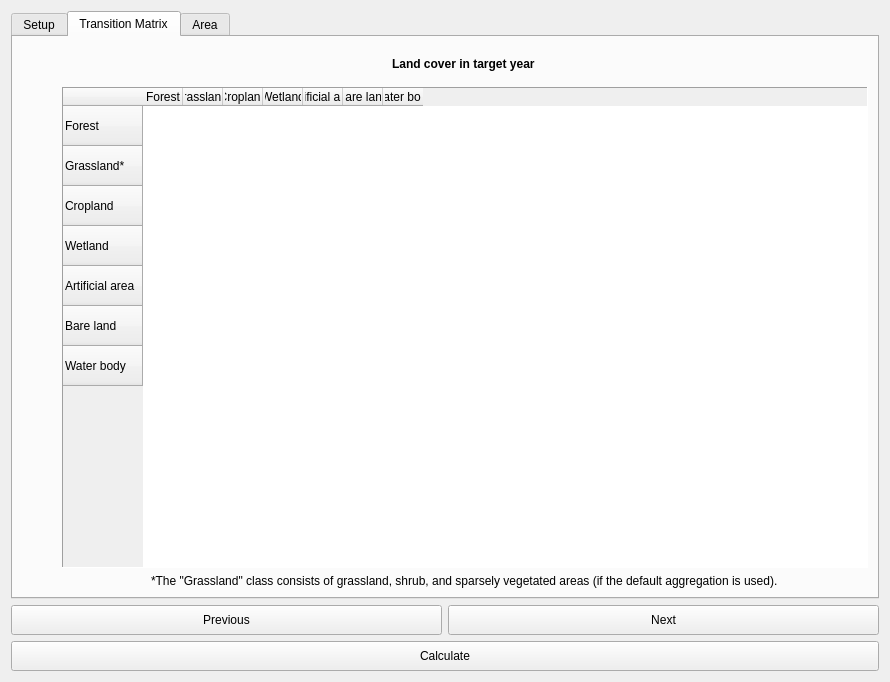
The window that LDMP/gui/DlgCalculateLC.ui (ConservationInternational/trends.earth) describes before a commit, drawn with Qt 5.
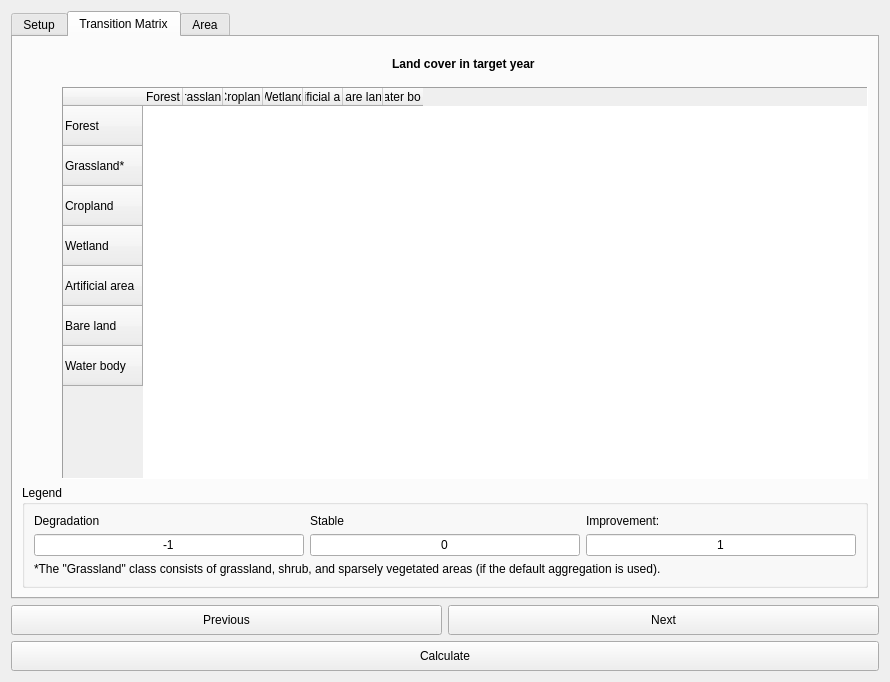
The same window after the commit. The open tabs and pages were chosen to show the change.

Commit message: Fix colorcoding of LC transitions and add legend.

Diff of the .ui file:
```diff
--- a/LDMP/gui/DlgCalculateLC.ui
+++ b/LDMP/gui/DlgCalculateLC.ui
@@ -435,13 +435,6 @@
       <layout class="QVBoxLayout" name="verticalLayout_4">
        <item>
         <layout class="QGridLayout" name="lc_trans_table_layout" rowminimumheight="0,0,0">
-         <item row="2" column="1" alignment="Qt::AlignHCenter">
-          <widget class="QLabel" name="label_5">
-           <property name="text">
-            <string>*The &quot;Grassland&quot; class consists of grassland, shrub, and sparsely vegetated areas (if the default aggregation is used).</string>
-           </property>
-          </widget>
-         </item>
          <item row="0" column="1" alignment="Qt::AlignHCenter">
           <widget class="QLabel" name="label_lc_target_year">
            <property name="sizePolicy">
@@ -959,6 +952,91 @@
          </property>
         </spacer>
        </item>
+       <item>
+        <widget class="QGroupBox" name="groupBox_2">
+         <property name="title">
+          <string>Legend</string>
+         </property>
+         <layout class="QGridLayout" name="gridLayout_5">
+          <item row="0" column="0">
+           <widget class="QLabel" name="label">
+            <property name="text">
+             <string>Degradation</string>
+            </property>
+           </widget>
+          </item>
+          <item row="0" column="2">
+           <widget class="QLabel" name="label_6">
+            <property name="text">
+             <string>Improvement:</string>
+            </property>
+           </widget>
+          </item>
+          <item row="1" column="0">
+           <widget class="QLineEdit" name="legend_deg">
+            <property name="text">
+             <string notr="true">-1</string>
+            </property>
+            <property name="alignment">
+             <set>Qt::AlignCenter</set>
+            </property>
+            <property name="readOnly">
+             <bool>true</bool>
+            </property>
+            <property name="placeholderText">
+             <string/>
+            </property>
+           </widget>
+          </item>
+          <item row="1" column="2">
+           <widget class="QLineEdit" name="legend_imp">
+            <property name="text">
+             <string notr="true">1</string>
+            </property>
+            <property name="alignment">
+             <set>Qt::AlignCenter</set>
+            </property>
+            <property name="readOnly">
+             <bool>true</bool>
+            </property>
+            <property name="placeholderText">
+             <string/>
+            </property>
+           </widget>
+          </item>
+          <item row="0" column="1">
+           <widget class="QLabel" name="label_7">
+            <property name="text">
+             <string>Stable</string>
+            </property>
+           </widget>
+          </item>
+          <item row="1" column="1">
+           <widget class="QLineEdit" name="legend_stable">
+            <property name="text">
+             <string notr="true">0</string>
+            </property>
+            <property name="alignment">
+             <set>Qt::AlignCenter</set>
+            </property>
+            <property name="readOnly">
+             <bool>true</bool>
+            </property>
+            <property name="placeholderText">
+             <string/>
+            </property>
+           </widget>
+          </item>
+          <item row="2" column="0" colspan="3">
+           <widget class="QLabel" name="label_5">
+            <property name="text">
+             <string>*The &quot;Grassland&quot; class consists of grassland, shrub, and sparsely vegetated areas (if the default aggregation is used).</string>
+            </property>
+           </widget>
+          </item>
+         </layout>
+        </widget>
+       </item>
       </layout>
      </widget>
      <widget class="QWidget" name="AreaTab">
```
The commit also changes 1 other file.
